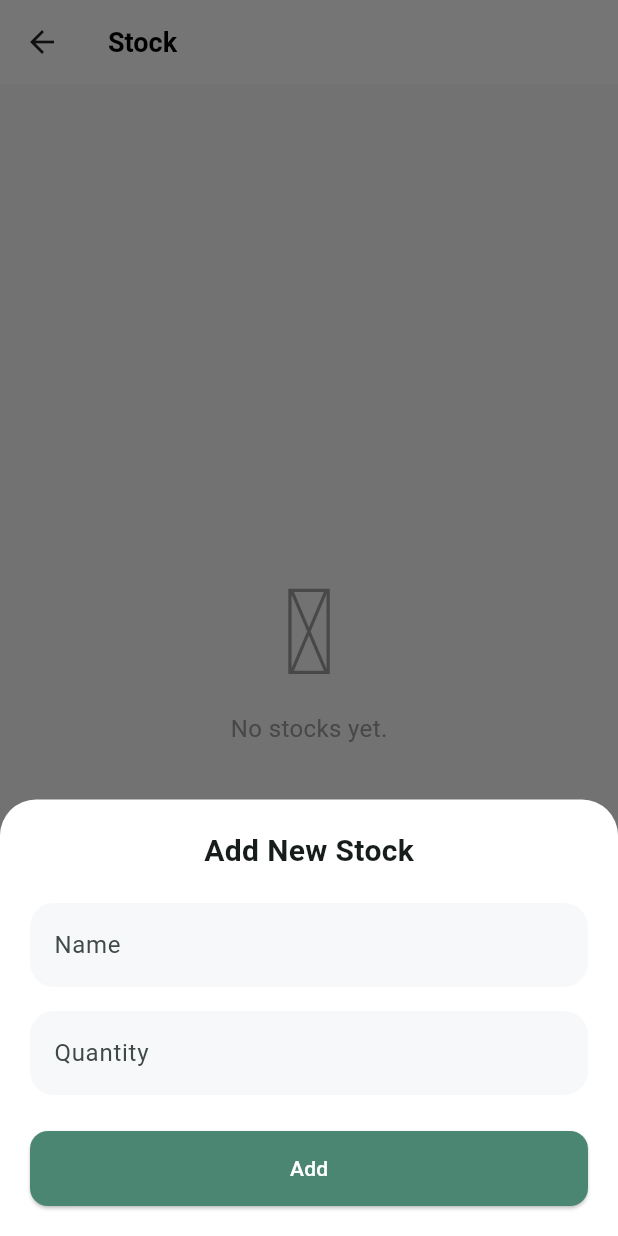
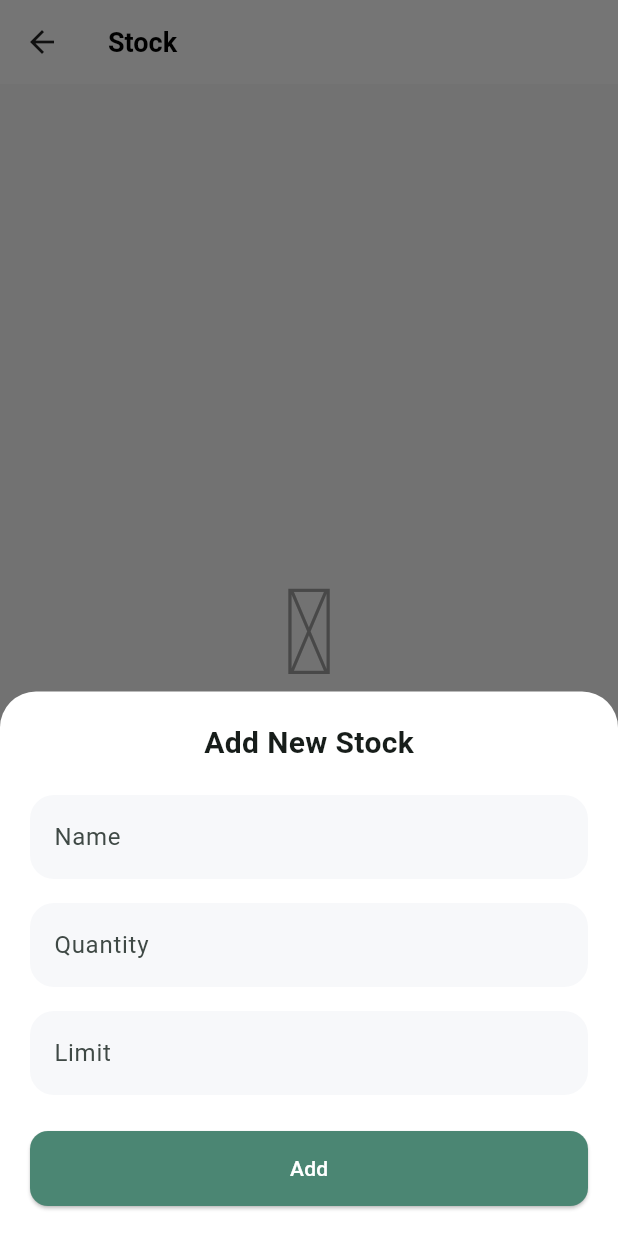
Before and after one commit to RheillyAguilar/sipmytea, a Flutter app: the StockPage screen opened directly, after a tap on the "add" icon, on a phone screen of 412 x 824 dp. Run offline on Flutter 3.47's test engine with Material 3 defaults, Android fonts, the phone set to English and light mode, and no system bars; our stand-ins replace cloud_firestore, firebase_core, flutter_slidable, iconsax, pdf, printing and 1 more; missing offline and left inert: blue_thermal_printer; accounts and stored records are empty.

Commit message:
add limit input, highlight the low stock

```diff
--- a/lib/page/cart_page.dart
+++ b/lib/page/cart_page.dart
@@ -186,7 +186,7 @@ class _CartPageState extends State<CartPage> {
                     ),
                     child: const Text('Acknowledge'),
                     onPressed: () => Navigator.of(context).pop(),
-                  )
+                  ),
                 ),
               ],
             ),
@@ -275,7 +275,8 @@ class _CartPageState extends State<CartPage> {
         // ====== START: Stock Management ======
 
         // PATTIES MANAGEMENT
-        final pattiesDoc = await firestore.collection('stock').doc('Patties').get();
+        final pattiesDoc =
+            await firestore.collection('stock').doc('Patties').get();
         if (pattiesDoc.exists) {
           final product = item.productName.toLowerCase();
           final pattiesNeeded =
@@ -286,18 +287,22 @@ class _CartPageState extends State<CartPage> {
                   : 0;
           int currentQty = int.tryParse(pattiesDoc['quantity'].toString()) ?? 0;
           int updatedQty = (currentQty - pattiesNeeded).clamp(0, currentQty);
+          int limit = int.tryParse(pattiesDoc['limit'].toString()) ?? 0;
+
           if (pattiesNeeded > 0) {
             await pattiesDoc.reference.update({
               'quantity': updatedQty.toString(),
             });
           }
-          if (updatedQty <= 50) {
+
+          if (updatedQty <= limit) {
             await _handleWarning('Patties', updatedQty);
           }
         }
 
-        // Cheese Stick Management
-        final cheeseStickDoc = await firestore.collection('stock').doc('Cheese Stick').get();
+        // CHEESE STICK MANAGEMENT
+        final cheeseStickDoc =
+            await firestore.collection('stock').doc('Cheese Stick').get();
         if (cheeseStickDoc.exists) {
           final product = item.productName.toLowerCase();
           final cheeseNeeded =
@@ -307,19 +312,23 @@ class _CartPageState extends State<CartPage> {
                   ? 7
                   : 0;
           int currentQty =
-          int.tryParse(cheeseStickDoc['quantity'].toString()) ?? 0;
+              int.tryParse(cheeseStickDoc['quantity'].toString()) ?? 0;
           int updatedQty = (currentQty - cheeseNeeded).clamp(0, currentQty);
+          int limit =
+              int.tryParse(cheeseStickDoc['limit'].toString()) ?? 0;
+
           if (cheeseNeeded > 0) {
             await cheeseStickDoc.reference.update({
               'quantity': updatedQty.toString(),
             });
           }
-          if (updatedQty <= 50) {
+
+          if (updatedQty <= limit) {
             await _handleWarning('Cheese Stick', updatedQty);
           }
         }
 
-        // Fries Management
+        // FRIES MANAGEMENT
         final friesDoc = await firestore.collection('stock').doc('Fries').get();
         if (friesDoc.exists) {
           final product = item.productName.toLowerCase();
@@ -331,17 +340,21 @@ class _CartPageState extends State<CartPage> {
                   : 0;
           int currentQty = int.tryParse(friesDoc['quantity'].toString()) ?? 0;
           int updatedQty = (currentQty - friesNeeded).clamp(0, currentQty);
+          int limit =
+              int.tryParse(friesDoc['limit'].toString()) ?? 0;
+
           if (friesNeeded > 0) {
             await friesDoc.reference.update({
               'quantity': updatedQty.toString(),
             });
           }
-          if (updatedQty <= 500) {
+
+          if (updatedQty <= limit) {
             await _handleWarning('Fries', updatedQty);
           }
         }
 
-        // Egg Management
+        // EGG MANAGEMENT
         final eggDoc = await _getExistingStockDoc(['Egg', 'Itlog']);
         if (eggDoc != null) {
           final product = item.productName.toLowerCase();
@@ -351,14 +364,20 @@ class _CartPageState extends State<CartPage> {
                   : product.contains('silog')
                   ? 1
                   : 0;
+          int currentQty = int.tryParse(eggDoc['quantity'].toString()) ?? 0;
+          int updatedQty = (currentQty - eggsNeeded).clamp(0, currentQty);
+          int limit = int.tryParse(eggDoc['limit'].toString()) ?? 0;
+
           if (eggsNeeded > 0) {
-            int currentQty = int.tryParse(eggDoc['quantity'].toString()) ?? 0;
-            int updatedQty = (currentQty - eggsNeeded).clamp(0, currentQty);
             await eggDoc.reference.update({'quantity': updatedQty.toString()});
+          }
+
+          if (updatedQty <= limit) {
+            await _handleWarning(eggDoc.id, updatedQty);
           }
         }
 
-        // Bans Management
+        // BANS MANAGEMENT
         final bansDoc = await firestore.collection('stock').doc('Bans').get();
         if (bansDoc.exists) {
           final product = item.productName.toLowerCase();
@@ -374,43 +393,55 @@ class _CartPageState extends State<CartPage> {
                   : 0;
           int currentQty = int.tryParse(bansDoc['quantity'].toString()) ?? 0;
           int updatedQty = (currentQty - bansNeeded).clamp(0, currentQty);
+          int limit = int.tryParse(bansDoc['limit'].toString()) ?? 0;
+
           if (bansNeeded > 0) {
             await bansDoc.reference.update({'quantity': updatedQty.toString()});
           }
-          if (updatedQty <= 9) {
+
+          if (updatedQty <= limit) {
             await _handleWarning('Bans', updatedQty);
           }
         }
 
-        // Cups and Straw Management
+        // CUPS AND STRAW MANAGEMENT
         final cupSize = item.size.toLowerCase();
-        final cupDocName = {'regular': 'Regular Cups', 'large': 'Large Cups'}[cupSize];
+        final cupDocName =
+            {'regular': 'Regular Cups', 'large': 'Large Cups'}[cupSize];
         if (cupDocName != null) {
           // Cups Deduction
-          final cupDoc = await firestore.collection('stock').doc(cupDocName).get();
+          final cupDoc =
+              await firestore.collection('stock').doc(cupDocName).get();
           int currentQty = int.tryParse(cupDoc['quantity'].toString()) ?? 0;
-          int updatedQty = currentQty - 1;
-          if (updatedQty < 0) updatedQty = 0;
+          int updatedQty = (currentQty - 1).clamp(0, currentQty);
+          int limit = int.tryParse(cupDoc['limit'].toString()) ?? 0;
+
           if (cupDoc.exists) {
             await firestore.collection('stock').doc(cupDocName).update({
               'quantity': updatedQty.toString(),
             });
           }
-          if (updatedQty < 50) {
+
+          if (updatedQty <= limit) {
             await _handleWarning(cupDocName, updatedQty);
           }
 
           // Straw Deduction
-          final strawDoc = await firestore.collection('stock').doc('Straw').get();
-          int currentStrawQty = int.tryParse(strawDoc['quantity'].toString()) ?? 0;
-          int updatedStrawQty = currentStrawQty - 1;
+          final strawDoc =
+              await firestore.collection('stock').doc('Straw').get();
+          int currentStrawQty =
+              int.tryParse(strawDoc['quantity'].toString()) ?? 0;
+          int updatedStrawQty = (currentStrawQty - 1).clamp(0, currentStrawQty);
+          int strawLimit =
+              int.tryParse(strawDoc['limit'].toString()) ?? 0;
+
           if (strawDoc.exists) {
-            if (updatedStrawQty < 0) updatedStrawQty = 0;
             await firestore.collection('stock').doc('Straw').update({
               'quantity': updatedStrawQty.toString(),
             });
           }
-          if (updatedStrawQty <= 50) {
+
+          if (updatedStrawQty <= strawLimit) {
             await _handleWarning('Straw', updatedStrawQty);
           }
         }
--- a/lib/page/stock_page.dart
+++ b/lib/page/stock_page.dart
@@ -13,14 +13,17 @@ class StockPage extends StatefulWidget {
 class _StockPageState extends State<StockPage> {
   final TextEditingController _nameController = TextEditingController();
   final TextEditingController _numberController = TextEditingController();
+  final TextEditingController _limitController = TextEditingController();
 
   void _showAddStockSheet({
     String? docId,
     String? initialName,
     String? initialQuantity,
+    String? initialLimit,
   }) {
     _nameController.text = initialName ?? '';
     _numberController.text = initialQuantity ?? '';
+    _limitController.text = initialLimit ?? '';
 
     showModalBottomSheet(
       context: context,
@@ -58,11 +61,18 @@ class _StockPageState extends State<StockPage> {
                   keyboardType: TextInputType.number,
                   decoration: _inputDecoration('Quantity'),
                 ),
+                const SizedBox(height: 16),
+                TextField(
+                  controller: _limitController,
+                  keyboardType: TextInputType.number,
+                  decoration: _inputDecoration('Limit'),
+                ),
                 const SizedBox(height: 24),
                 ElevatedButton(
                   onPressed: () async {
                     String name = _nameController.text.trim();
                     String number = _numberController.text.trim();
+                    String limit = _limitController.text.trim();
 
                     if (name.isNotEmpty && number.isNotEmpty) {
                       final docRef = FirebaseFirestore.instance
@@ -73,31 +83,34 @@ class _StockPageState extends State<StockPage> {
                       int inputQuantity = int.tryParse(number) ?? 0;
 
                       if (docId != null) {
-                        // Edit mode: update to the new quantity directly
+                        // Edit mode
                         await docRef.set({
                           'name': name,
                           'quantity': inputQuantity.toString(),
+                          'limit': limit,
                         });
                       } else {
-                        // Add mode: sum with existing if it exists
+                        // Add mode
                         int currentQuantity = 0;
                         if (doc.exists) {
-                          currentQuantity = int.tryParse(doc['quantity'].toString()) ?? 0;
+                          currentQuantity =
+                              int.tryParse(doc['quantity'].toString()) ?? 0;
                         }
 
                         await docRef.set({
                           'name': name,
                           'quantity':
                               (currentQuantity + inputQuantity).toString(),
+                          'limit': limit,
                         });
                       }
 
                       Navigator.pop(context);
                       _nameController.clear();
                       _numberController.clear();
+                      _limitController.clear();
                     }
                   },
-
                   style: ElevatedButton.styleFrom(
                     minimumSize: const Size(double.infinity, 50),
                     backgroundColor: const Color(0xFF4B8673),
@@ -213,25 +226,51 @@ class _StockPageState extends State<StockPage> {
               final stock = stocks[index];
               final name = stock['name'];
               final quantity = stock['quantity'];
+              final limit = stock['limit'] ?? '';
 
               return Slidable(
                 key: ValueKey(name),
-                startActionPane: _buildActionPane(stock.id, name, quantity),
-                endActionPane: _buildActionPane(stock.id, name, quantity),
+                startActionPane: _buildActionPane(
+                  stock.id,
+                  name,
+                  quantity,
+                  limit,
+                ),
+                endActionPane: _buildActionPane(
+                  stock.id,
+                  name,
+                  quantity,
+                  limit,
+                ),
                 child: Card(
+                  color:
+                      (int.tryParse(quantity.toString()) ?? 0) <=
+                              (int.tryParse(limit.toString()) ?? 0)
+                          ? Colors.red.shade100
+                          : const Color(0xFFF0F5F2),
                   shape: RoundedRectangleBorder(
                     borderRadius: BorderRadius.circular(16),
                   ),
                   margin: const EdgeInsets.only(bottom: 16),
                   elevation: 3,
                   child: ListTile(
-                    leading: const Icon(Iconsax.box, color: Color(0xFF4B8673)),
+                    leading: Icon(
+                      (int.tryParse(quantity.toString()) ?? 0) <=
+                              (int.tryParse(limit.toString()) ?? 0)
+                          ? Icons.warning_amber_rounded
+                          : Iconsax.box,
+                      color:
+                          (int.tryParse(quantity.toString()) ?? 0) <=
+                                  (int.tryParse(limit.toString()) ?? 0)
+                              ? Colors.red
+                              : const Color(0xFF4B8673),
+                    ),
                     title: Text(
                       name ?? '',
                       style: const TextStyle(fontWeight: FontWeight.bold),
                     ),
                     subtitle: Text(
-                      'Quantity: $quantity',
+                      'Quantity: $quantity\nLimit: $limit',
                       style: const TextStyle(color: Colors.grey),
                     ),
                   ),
@@ -249,7 +288,12 @@ class _StockPageState extends State<StockPage> {
     );
   }
 
-  ActionPane _buildActionPane(String docId, String name, String quantity) {
+  ActionPane _buildActionPane(
+    String docId,
+    String name,
+    String quantity,
+    String limit,
+  ) {
     return ActionPane(
       motion: const DrawerMotion(),
       children: [
@@ -259,6 +303,7 @@ class _StockPageState extends State<StockPage> {
                 docId: docId,
                 initialName: name,
                 initialQuantity: quantity,
+                initialLimit: limit,
               ),
           backgroundColor: Colors.blueAccent,
           foregroundColor: Colors.white,
@@ -280,6 +325,7 @@ class _StockPageState extends State<StockPage> {
   void dispose() {
     _nameController.dispose();
     _numberController.dispose();
+    _limitController.dispose();
     super.dispose();
   }
 }
```
